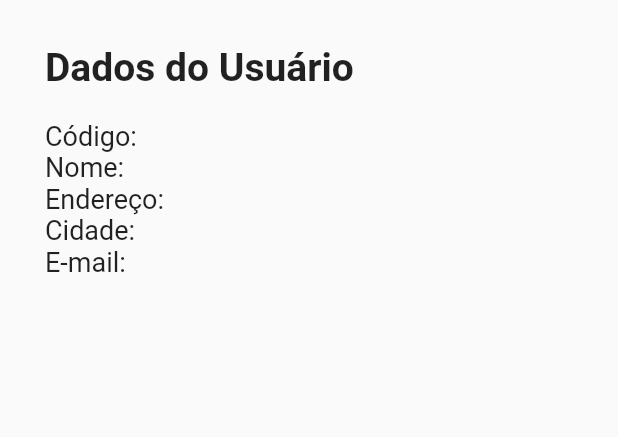
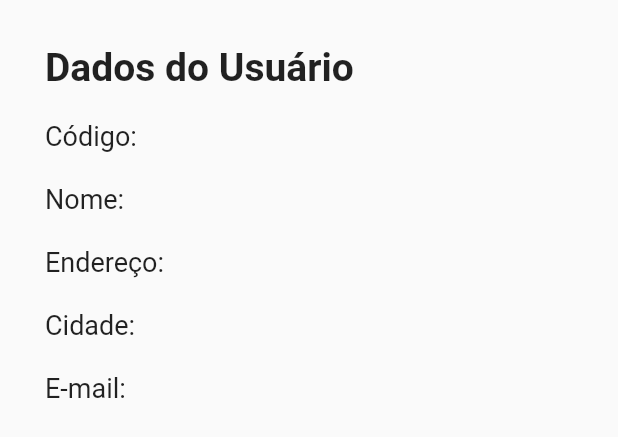
Before and after one commit to LucasSous/bookstore-flutter, a Flutter app: the VisualizarModal widget shown alone on an empty page, opened directly with empty values, on a phone screen of 412 x 824 dp. Shown: the top 437 px of the screen. Run offline on Flutter 3.47's test engine with Material 2 defaults, Android fonts, the phone set to English and light mode, and no system bars; our stand-ins replace modal_bottom_sheet; network calls fail.

Commit message:
text formatting

```diff
--- a/lib/components/visualizar_modal.dart
+++ b/lib/components/visualizar_modal.dart
@@ -7,11 +7,9 @@ class VisualizarModal extends StatelessWidget {
 
   @override
   Widget build(BuildContext context) {
-    return Scaffold(
-      // ignore: avoid_unnecessary_containers, sized_box_for_whitespace
-      body: Container(
+    return Container(
       padding: const EdgeInsets.all(30),
-        height: 300,
+      height: 500,
       child: SingleChildScrollView(
         child: Column(
           crossAxisAlignment: CrossAxisAlignment.stretch,
@@ -23,34 +21,69 @@ class VisualizarModal extends StatelessWidget {
             const SizedBox(
               height: 20,
             ),
-              Text(
-                'Código: ' '${usuario['id']}',
-                style: const TextStyle(
+            const Text(
+              'Código: ',
+              style: TextStyle(
                 fontSize: 18,
               ),
             ),
             Text(
-                'Nome: ' + usuario['nome'],
+              '${usuario['id']}',
               style: const TextStyle(
+                fontSize: 18,
+                color: Color(0xFF757575),
+              ),
+            ),
+            const Text(
+              'Nome: ',
+              style: TextStyle(
                 fontSize: 18,
               ),
             ),
             Text(
-                'Endereço: ' + usuario['endereco'],
+              '${usuario['nome']}',
               style: const TextStyle(
+                fontSize: 18,
+                color: Color(0xFF757575),
+              ),
+            ),
+            const Text(
+              'Endereço: ',
+              style: TextStyle(
                 fontSize: 18,
               ),
             ),
             Text(
-                'Cidade: ' + usuario['cidade'],
+              '${usuario['endereco']}',
               style: const TextStyle(
+                fontSize: 18,
+                color: Color(0xFF757575),
+              ),
+            ),
+            const Text(
+              'Cidade: ',
+              style: TextStyle(
                 fontSize: 18,
               ),
             ),
             Text(
-                'E-mail: ' + usuario['email'],
+              '${usuario['cidade']}',
               style: const TextStyle(
                 fontSize: 18,
+                color: Color(0xFF757575),
+              ),
+            ),
+            const Text(
+              'E-mail: ',
+              style: TextStyle(
+                fontSize: 18,
+              ),
+            ),
+            Text(
+              '${usuario['email']}',
+              style: const TextStyle(
+                fontSize: 18,
+                color: Color(0xFF757575),
               ),
             ),
             const SizedBox(
@@ -59,7 +92,6 @@ class VisualizarModal extends StatelessWidget {
           ],
         ),
       ),
-      ),
     );
   }
 }
```
Lines whose indentation alone changed are shown as unchanged.
